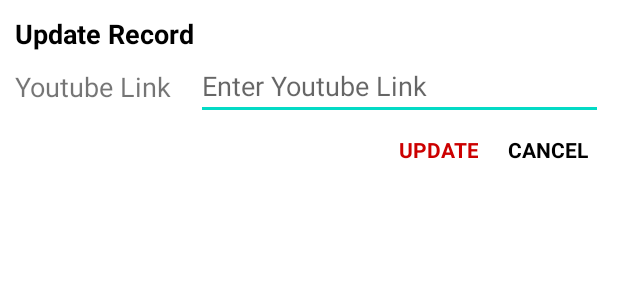
After one commit to theprophet87/YoutubePlaylistApp, an Android app: the layout dialog_update.xml on its own in the app's theme, with its tools: preview values and no code run, on a phone screen of 412 x 824 dp. The commit adds this screen. Shown: the top 300 px of the screen. Run offline under Robolectric (Android 15) with nearby library versions, the phone set to English and light mode, and no system bars.

```diff
--- a/app/build.gradle
+++ b/app/build.gradle
@@ -81,8 +81,7 @@ dependencies {
     //OkHttp
     implementation("com.squareup.okhttp3:okhttp:4.9.0")
 
-    //GSON
-    implementation("com.google.code.gson:gson:2.8.9")
+
 
     testImplementation 'junit:junit:4.+'
     androidTestImplementation 'androidx.test.ext:junit:1.1.3'
--- a/app/src/main/java/com/theprophet/youtubeplaylistapp/ItemAdapter.kt
+++ b/app/src/main/java/com/theprophet/youtubeplaylistapp/ItemAdapter.kt
@@ -16,6 +16,7 @@ class ItemAdapter(private val items: ArrayList<PlaylistEntity>,
 
         val llMain = binding.llMain
         val tvName = binding.tvName
+        val tvAuthor = binding.tvAuthor
         val ivEdit = binding.ivEdit
         val ivDelete = binding.ivDelete
     }
@@ -28,7 +29,8 @@ class ItemAdapter(private val items: ArrayList<PlaylistEntity>,
         val context = holder.itemView.context
         val item = items[position]
 
-        holder.tvName.text = item.link
+        holder.tvName.text = item.title
+        holder.tvAuthor.text = item.author
 
 
         //when position is every second object, change its background color
--- a/app/src/main/java/com/theprophet/youtubeplaylistapp/MainActivity.kt
+++ b/app/src/main/java/com/theprophet/youtubeplaylistapp/MainActivity.kt
@@ -41,6 +41,8 @@ import kotlinx.coroutines.launch
         super.onCreate(savedInstanceState)
         binding = ActivityMainBinding.inflate(layoutInflater)
         setContentView(binding?.root)
+
+
 
 
         //find views from home activity xml
--- a/app/src/main/java/com/theprophet/youtubeplaylistapp/PlaylistDatabase.kt
+++ b/app/src/main/java/com/theprophet/youtubeplaylistapp/PlaylistDatabase.kt
@@ -5,7 +5,7 @@ import androidx.room.Database
 import androidx.room.Room
 import androidx.room.RoomDatabase
 
-@Database(entities = [PlaylistEntity::class],version = 1)
+@Database(entities = [PlaylistEntity::class],version = 2)
 abstract class PlaylistDatabase:RoomDatabase() {
     abstract fun playlistDao():PlaylistDao
 
--- /dev/null
+++ b/app/src/main/res/layout/dialog_update.xml
@@ -0,0 +1,71 @@
+<?xml version="1.0" encoding="utf-8"?>
+<androidx.constraintlayout.widget.ConstraintLayout xmlns:android="http://schemas.android.com/apk/res/android"
+    android:layout_width="match_parent"
+    android:layout_height="wrap_content"
+    xmlns:app="http://schemas.android.com/apk/res-auto"
+    android:orientation="vertical"
+    android:padding="10dp">
+
+    <TextView
+        android:id="@+id/tvTitle"
+        app:layout_constraintTop_toTopOf="parent"
+        app:layout_constraintStart_toStartOf="parent"
+        android:layout_width="wrap_content"
+        android:layout_height="wrap_content"
+        android:text="Update Record"
+        android:textColor="@android:color/black"
+        android:textSize="18sp"
+        android:textStyle="bold" />
+
+
+    <TextView
+        app:layout_constraintBottom_toBottomOf="@id/etUpdateLink"
+        app:layout_constraintTop_toTopOf="@id/etUpdateLink"
+        app:layout_constraintStart_toStartOf="parent"
+        android:id="@+id/tvLinkLabel"
+        android:layout_width="0dp"
+        android:layout_height="wrap_content"
+        android:text="Youtube Link"
+        android:textSize="18sp" />
+
+    <EditText
+        android:layout_marginStart="16dp"
+        app:layout_constraintEnd_toEndOf="parent"
+        app:layout_constraintTop_toBottomOf="@id/tvTitle"
+        app:layout_constraintStart_toEndOf="@id/tvLinkLabel"
+        android:id="@+id/etUpdateLink"
+        android:layout_width="0dp"
+        android:layout_height="wrap_content"
+        android:hint="Enter Youtube Link" />
+
+
+
+
+    <TextView
+        app:layout_constraintTop_toBottomOf="@id/etUpdateLink"
+        app:layout_constraintEnd_toStartOf="@id/tvCancel"
+        android:id="@+id/tvUpdate"
+        android:layout_width="wrap_content"
+        android:layout_height="match_parent"
+        android:foreground="?attr/selectableItemBackground"
+        android:gravity="center"
+        android:padding="10dp"
+        android:text="UPDATE"
+        android:textColor="@android:color/holo_red_dark"
+        android:textStyle="bold" />
+
+    <TextView
+        app:layout_constraintTop_toBottomOf="@id/etUpdateLink"
+        app:layout_constraintEnd_toEndOf="parent"
+        android:id="@+id/tvCancel"
+        android:layout_width="wrap_content"
+        android:layout_height="match_parent"
+        android:foreground="?attr/selectableItemBackground"
+        android:gravity="center"
+        android:inputType="textEmailAddress"
+        android:padding="10dp"
+        android:text="CANCEL"
+        android:textColor="@android:color/black"
+        android:textStyle="bold" />
+
+</androidx.constraintlayout.widget.ConstraintLayout>
--- a/app/src/main/res/layout/fragment_edit.xml
+++ b/app/src/main/res/layout/fragment_edit.xml
@@ -25,6 +25,7 @@
         android:id="@+id/etLink"
         android:layout_width="0dp"
         android:layout_height="wrap_content"
+        android:text="https://www.youtube.com/watch?v=m-zGP1i3wAo"
         android:hint="Enter Link" />
 
 
--- a/app/src/main/res/values/themes.xml
+++ b/app/src/main/res/values/themes.xml
@@ -20,4 +20,9 @@
         <item name="android:layout_marginTop">10dp</item>
         <item name="android:layout_height">1dp</item>
     </style>
+
+    <style name = "Theme_Dialog" parent = "ThemeOverlay.AppCompat.Dialog">
+    <item name="android:windowMinWidthMajor"> 90%</item>
+    <item name="android:windowMinWidthMinor"> 90%</item>
+    </style>
 </resources>
```
Also changed, not shown: app/src/main/java/com/theprophet/youtubeplaylistapp/EditFragment.kt (+173 -67 lines), app/src/main/java/com/theprophet/youtubeplaylistapp/PlaylistApp.kt (added, +11 -0 lines), app/src/main/java/com/theprophet/youtubeplaylistapp/PlaylistEntity.kt (+5 -3 lines), app/src/main/res/layout/item_row.xml (+32 -7 lines).
